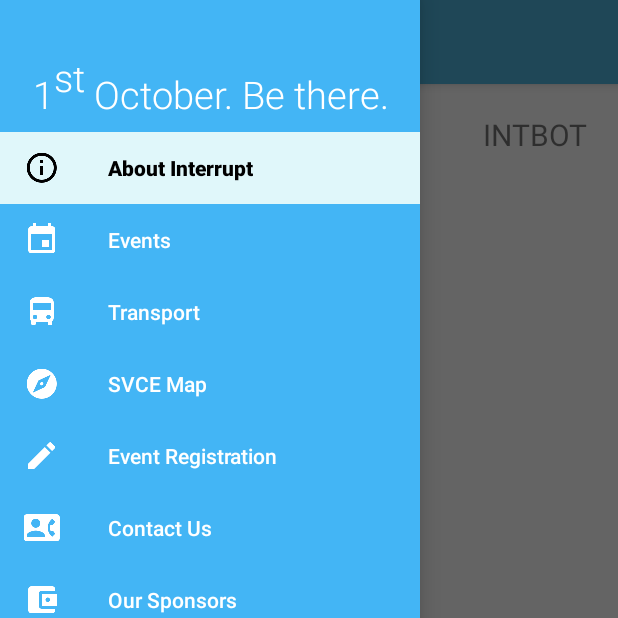
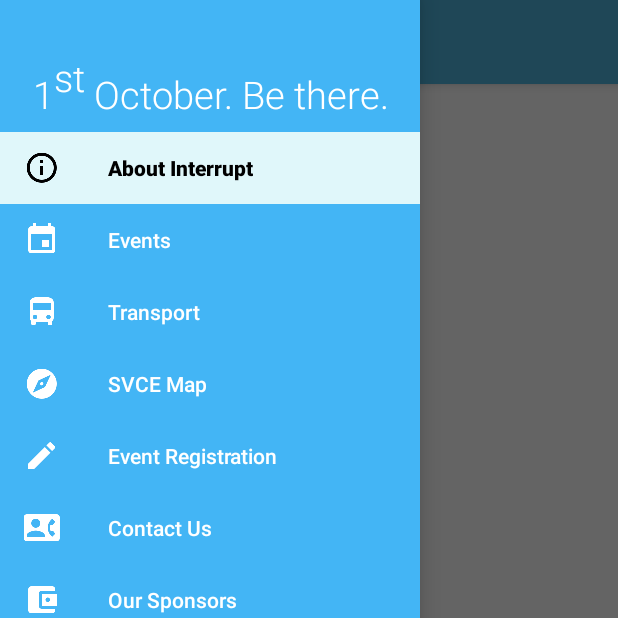
Before and after one commit to nareshvelu96/Interrupt2016, an Android app: the fragment ChatActivity placed in its activity, with the side drawer open, on a phone screen of 412 x 824 dp, the top half of it. Run offline under Robolectric (Android 15) with nearby library versions, the light colour scheme and no system bars; libraries missing offline, so code that uses them is left out: com.manuelpeinado.fadingactionbar, org.alicebot.ab; Roboto replaces fonts that are not available here; 13 statements that could not run were skipped.

Commit message:
Final v1

```diff
--- a/app/src/main/java/in/svce/interrupt16/android/ChatActivity.java
+++ b/app/src/main/java/in/svce/interrupt16/android/ChatActivity.java
@@ -73,7 +73,7 @@
         TextView meLabel = (TextView) rootView.findViewById(R.id.meLbl);
         TextView companionLabel = (TextView) rootView.findViewById(R.id.friendLabel);
         RelativeLayout container = (RelativeLayout) rootView.findViewById(R.id.container);
-        companionLabel.setText("INTBOT");
+        companionLabel.setText("");
         File fileExt = new File(getActivity().getExternalFilesDir(null).getAbsolutePath() + "/bots");
         if (!fileExt.exists()) {
             ZipFileExtraction extract = new ZipFileExtraction();
@@ -104,7 +104,7 @@
                 ChatMessage chatMessage = new ChatMessage();
                 chatMessage.setId(122);//dummy
                 chatMessage.setMessage(messageText);
-                chatMessage.setMe(true);
+                chatMessage.setMe(false);
                 request=messageET.getText().toString();
                 messageET.setText("");
 
@@ -167,7 +167,7 @@
             }
             ChatMessage msg1 = new ChatMessage();
             msg1.setId(2);
-            msg1.setMe(false);
+            msg1.setMe(true);
             msg1.setMessage(response);
             displayMessage(msg1);
 
--- a/app/src/main/res/layout/activity_chat.xml
+++ b/app/src/main/res/layout/activity_chat.xml
@@ -46,6 +46,7 @@
         <TextView
             android:id="@+id/meLbl"
             android:layout_width="wrap_content"
+            android:text="INTBOT"
             android:layout_height="wrap_content"
             android:layout_gravity="left|center_vertical"
             android:singleLine="false"
```
